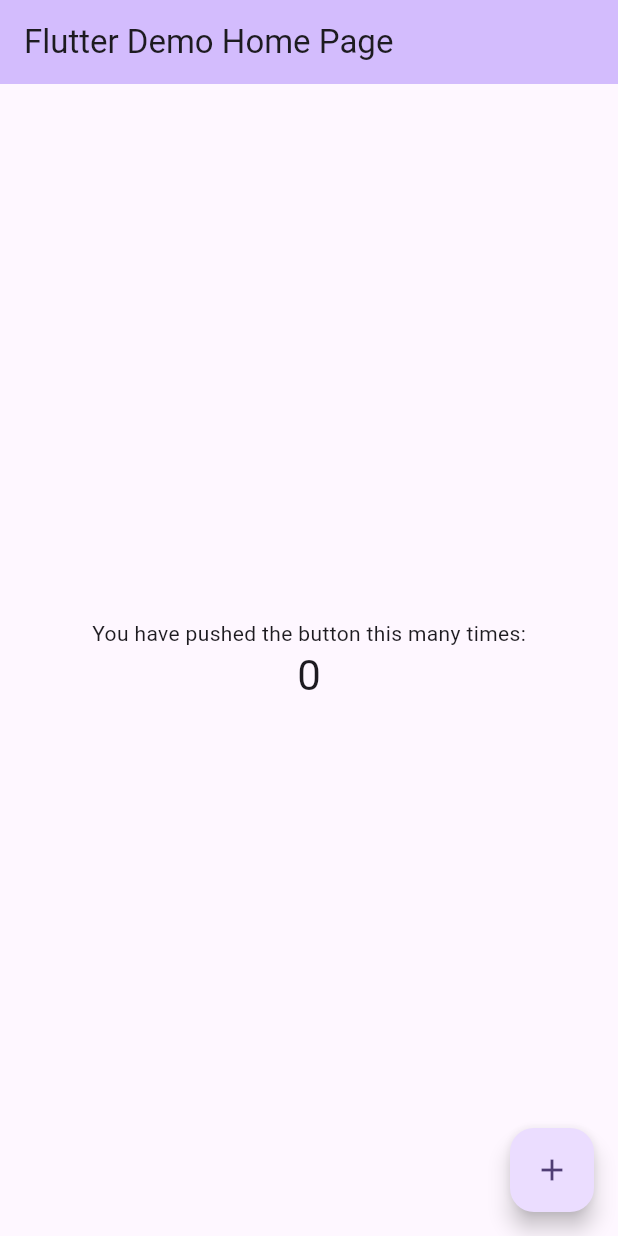
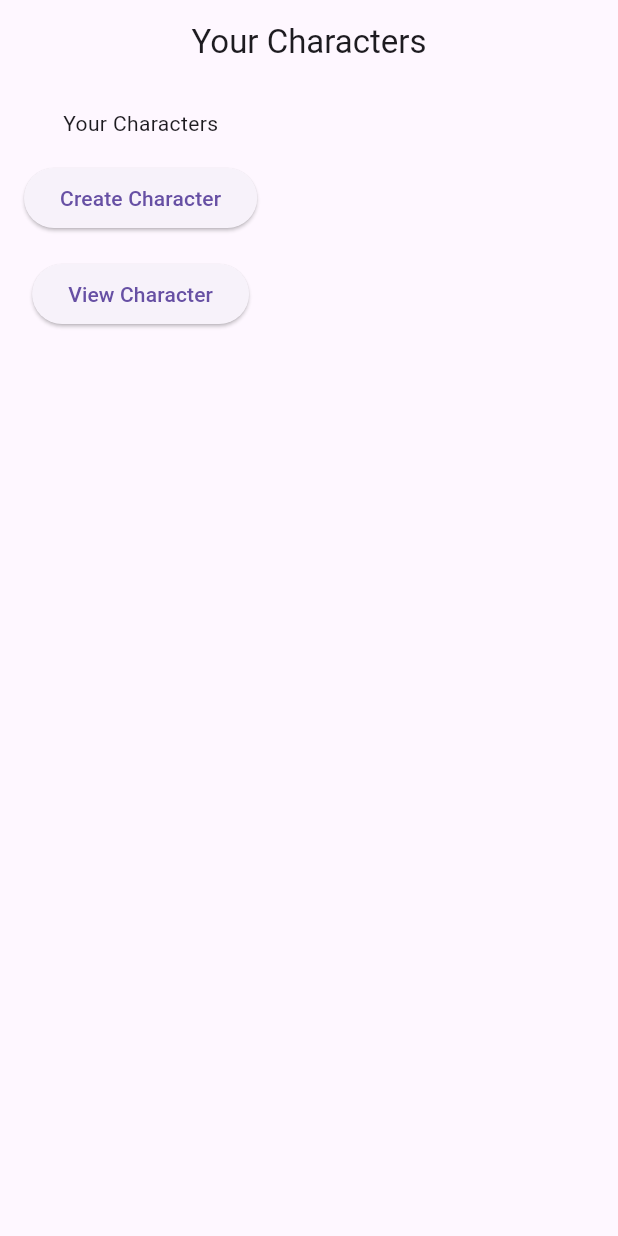
Before and after one commit to mzahalan/FlutterMasterClass, a Flutter app: the screen it shows after launch, on a phone screen of 412 x 824 dp. Run offline on Flutter 3.47's test engine with Material 3 defaults, Android fonts, the phone set to English and light mode, and no system bars.

Commit message:
Lesson 19 - Project Setup
- Created a new project (lessons 1-18 are a duplicate of the crash course)
- cleaned up main, and created a home folder with a home.dart screen.
- applied the same linter settings as previous project.

```diff
--- a/flutter_rpg/lib/main.dart
+++ b/flutter_rpg/lib/main.dart
@@ -1,122 +1,27 @@
 import 'package:flutter/material.dart';
+import 'package:flutter_rpg/screens/home/home.dart';
 
 void main() {
-  runApp(const MyApp());
+  runApp(const MaterialApp(
+    home: Home(),
+  ));
 }
 
-class MyApp extends StatelessWidget {
-  const MyApp({super.key});
 
-  // This widget is the root of your application.
+class Sandbox extends StatelessWidget {
+  const Sandbox({super.key});
+
   @override
   Widget build(BuildContext context) {
-    return MaterialApp(
-      title: 'Flutter Demo',
-      theme: ThemeData(
-        // This is the theme of your application.
-        //
-        // TRY THIS: Try running your application with "flutter run". You'll see
-        // the application has a purple toolbar. Then, without quitting the app,
-        // try changing the seedColor in the colorScheme below to Colors.green
-        // and then invoke "hot reload" (save your changes or press the "hot
-        // reload" button in a Flutter-supported IDE, or press "r" if you used
-        // the command line to start the app).
-        //
-        // Notice that the counter didn't reset back to zero; the application
-        // state is not lost during the reload. To reset the state, use hot
-        // restart instead.
-        //
-        // This works for code too, not just values: Most code changes can be
-        // tested with just a hot reload.
-        colorScheme: ColorScheme.fromSeed(seedColor: Colors.deepPurple),
+    return Scaffold(
+      appBar: AppBar(
+        title: const Text('Sandbox'),
+        centerTitle: true,
+        backgroundColor: Colors.grey,
       ),
-      home: const MyHomePage(title: 'Flutter Demo Home Page'),
+      body: const Center(
+        child: Text('Hello World'),
+      ),
     );
   }
 }
-
-class MyHomePage extends StatefulWidget {
-  const MyHomePage({super.key, required this.title});
-
-  // This widget is the home page of your application. It is stateful, meaning
-  // that it has a State object (defined below) that contains fields that affect
-  // how it looks.
-
-  // This class is the configuration for the state. It holds the values (in this
-  // case the title) provided by the parent (in this case the App widget) and
-  // used by the build method of the State. Fields in a Widget subclass are
-  // always marked "final".
-
-  final String title;
-
-  @override
-  State<MyHomePage> createState() => _MyHomePageState();
-}
-
-class _MyHomePageState extends State<MyHomePage> {
-  int _counter = 0;
-
-  void _incrementCounter() {
-    setState(() {
-      // This call to setState tells the Flutter framework that something has
-      // changed in this State, which causes it to rerun the build method below
-      // so that the display can reflect the updated values. If we changed
-      // _counter without calling setState(), then the build method would not be
-      // called again, and so nothing would appear to happen.
-      _counter++;
-    });
-  }
-
-  @override
-  Widget build(BuildContext context) {
-    // This method is rerun every time setState is called, for instance as done
-    // by the _incrementCounter method above.
-    //
-    // The Flutter framework has been optimized to make rerunning build methods
-    // fast, so that you can just rebuild anything that needs updating rather
-    // than having to individually change instances of widgets.
-    return Scaffold(
-      appBar: AppBar(
-        // TRY THIS: Try changing the color here to a specific color (to
-        // Colors.amber, perhaps?) and trigger a hot reload to see the AppBar
-        // change color while the other colors stay the same.
-        backgroundColor: Theme.of(context).colorScheme.inversePrimary,
-        // Here we take the value from the MyHomePage object that was created by
-        // the App.build method, and use it to set our appbar title.
-        title: Text(widget.title),
-      ),
-      body: Center(
-        // Center is a layout widget. It takes a single child and positions it
-        // in the middle of the parent.
-        child: Column(
-          // Column is also a layout widget. It takes a list of children and
-          // arranges them vertically. By default, it sizes itself to fit its
-          // children horizontally, and tries to be as tall as its parent.
-          //
-          // Column has various properties to control how it sizes itself and
-          // how it positions its children. Here we use mainAxisAlignment to
-          // center the children vertically; the main axis here is the vertical
-          // axis because Columns are vertical (the cross axis would be
-          // horizontal).
-          //
-          // TRY THIS: Invoke "debug painting" (choose the "Toggle Debug Paint"
-          // action in the IDE, or press "p" in the console), to see the
-          // wireframe for each widget.
-          mainAxisAlignment: MainAxisAlignment.center,
-          children: <Widget>[
-            const Text('You have pushed the button this many times:'),
-            Text(
-              '$_counter',
-              style: Theme.of(context).textTheme.headlineMedium,
-            ),
-          ],
-        ),
-      ),
-      floatingActionButton: FloatingActionButton(
-        onPressed: _incrementCounter,
-        tooltip: 'Increment',
-        child: const Icon(Icons.add),
-      ), // This trailing comma makes auto-formatting nicer for build methods.
-    );
-  }
-}
--- /dev/null
+++ b/flutter_rpg/lib/screens/home/home.dart
@@ -0,0 +1,42 @@
+import 'package:flutter/material.dart';
+
+class Home extends StatefulWidget {
+  const Home({super.key});
+
+  @override
+  State<Home> createState() => _HomeState();
+}
+
+class _HomeState extends State<Home> {
+  @override
+  Widget build(BuildContext context) {
+    return Scaffold(
+      appBar: AppBar(
+        title: const Text('Your Characters'),
+        centerTitle: true,
+      ),
+      body: Container(
+        padding: const EdgeInsets.all(16),
+        child: Column(
+          children: [
+            const Text('Your Characters'),
+            const SizedBox(height: 16),
+            ElevatedButton(
+              onPressed: () {
+                Navigator.pushNamed(context, '/create');
+              },
+              child: const Text('Create Character'),
+            ),
+            const SizedBox(height: 16),
+            ElevatedButton(
+              onPressed: () {
+                Navigator.pushNamed(context, '/character');
+              },
+              child: const Text('View Character'),
+            ),
+          ],
+        ),
+      )
+    );
+  }
+}
```
Also changed, not shown: flutter_rpg/analysis_options.yaml (+14 -1 lines).
